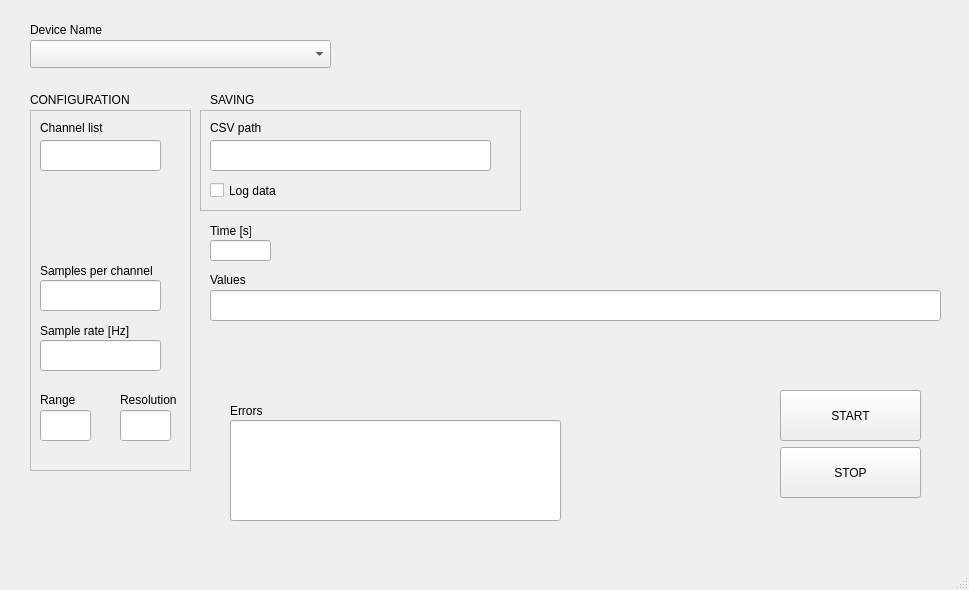
First picture: the form in Python/NI_USB_6008/ATIMini40_GUI.ui, repository IrisDuMutel/ATIMini40_software, before the edit.
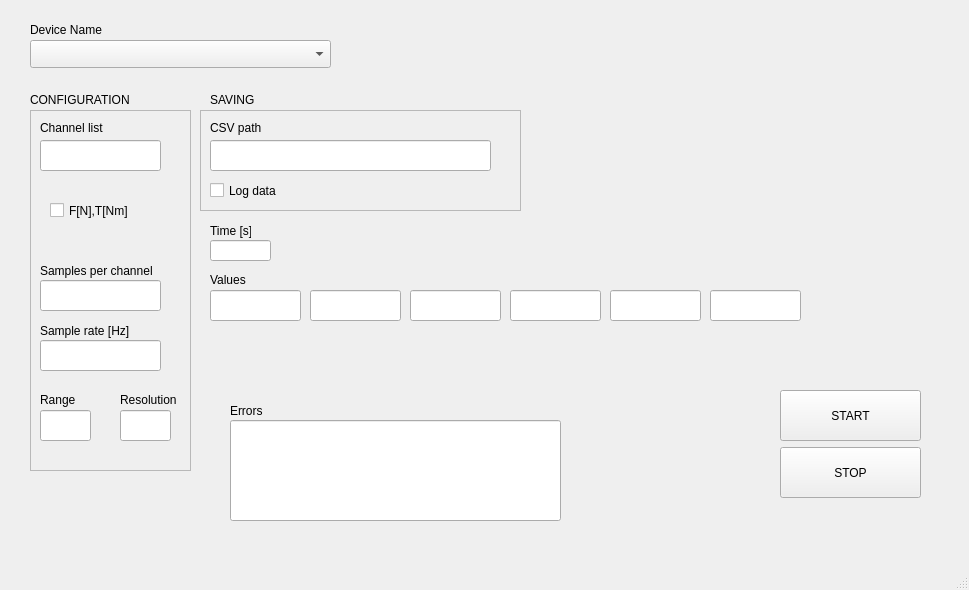
Second picture: the form after the edit.

Commit message: Functioning GUI with correct values

What changed in the file:
```diff
--- a/Python/NI_USB_6008/ATIMini40_GUI.ui
+++ b/Python/NI_USB_6008/ATIMini40_GUI.ui
@@ -147,6 +147,19 @@
       </rect>
      </property>
     </widget>
+    <widget class="QCheckBox" name="checkBox_NNm">
+     <property name="geometry">
+      <rect>
+       <x>20</x>
+       <y>90</y>
+       <width>91</width>
+       <height>21</height>
+      </rect>
+     </property>
+     <property name="text">
+      <string>F[N],T[Nm]</string>
+     </property>
+    </widget>
    </widget>
    <widget class="QComboBox" name="comboBox_deviceName">
     <property name="geometry">
@@ -316,7 +329,7 @@
      <rect>
       <x>210</x>
       <y>290</y>
-      <width>731</width>
+      <width>91</width>
       <height>31</height>
      </rect>
     </property>
@@ -344,6 +357,56 @@
      <string>Time [s]</string>
     </property>
    </widget>
+   <widget class="QLineEdit" name="lineEdit_Values_2">
+    <property name="geometry">
+     <rect>
+      <x>310</x>
+      <y>290</y>
+      <width>91</width>
+      <height>31</height>
+     </rect>
+    </property>
+   </widget>
+   <widget class="QLineEdit" name="lineEdit_Values_3">
+    <property name="geometry">
+     <rect>
+      <x>410</x>
+      <y>290</y>
+      <width>91</width>
+      <height>31</height>
+     </rect>
+    </property>
+   </widget>
+   <widget class="QLineEdit" name="lineEdit_Values_4">
+    <property name="geometry">
+     <rect>
+      <x>510</x>
+      <y>290</y>
+      <width>91</width>
+      <height>31</height>
+     </rect>
+    </property>
+   </widget>
+   <widget class="QLineEdit" name="lineEdit_Values_5">
+    <property name="geometry">
+     <rect>
+      <x>610</x>
+      <y>290</y>
+      <width>91</width>
+      <height>31</height>
+     </rect>
+    </property>
+   </widget>
+   <widget class="QLineEdit" name="lineEdit_Values_6">
+    <property name="geometry">
+     <rect>
+      <x>710</x>
+      <y>290</y>
+      <width>91</width>
+      <height>31</height>
+     </rect>
+    </property>
+   </widget>
   </widget>
   <widget class="QMenuBar" name="menubar">
    <property name="geometry">
```
The commit also changes 1 other file.
